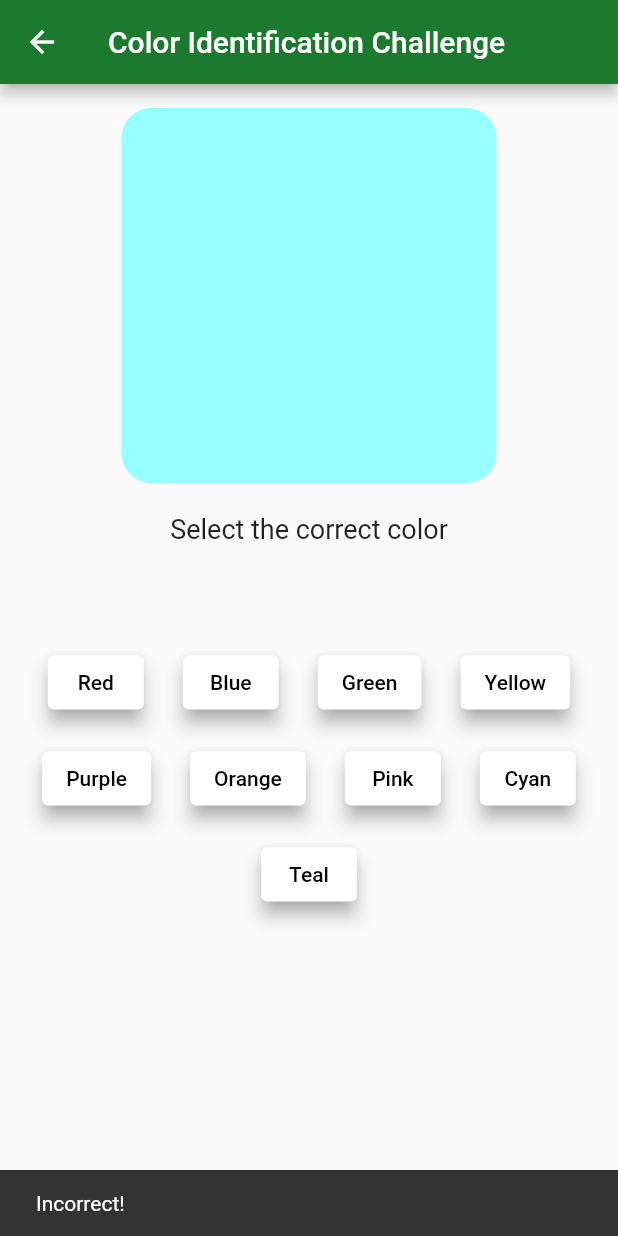
After one commit to OmeshSachethana/SPM_Project, a Flutter app: the ColorIdentificationPage screen opened directly, after a tap on "Red", on a phone screen of 412 x 824 dp. The commit adds this screen. Run offline on Flutter 3.47's test engine with Material 2 defaults, Android fonts, the phone set to English and light mode, and no system bars; our stand-ins replace camera, cloud_firestore, firebase_auth, firebase_core; accounts and stored records are empty.

Commit message:
added color challenges to detect eye fatigue index

```diff
--- /dev/null
+++ b/lib/pages/vfd_test/color_challenge.dart
@@ -0,0 +1,194 @@
+import 'dart:math';
+import 'package:flutter/material.dart';
+
+class ColorIdentificationPage extends StatefulWidget {
+  const ColorIdentificationPage({Key? key}) : super(key: key);
+
+  @override
+  _ColorIdentificationPageState createState() =>
+      _ColorIdentificationPageState();
+}
+
+class _ColorIdentificationPageState extends State<ColorIdentificationPage> {
+  late Color _currentColor;
+  final List<String> _colorNames = [
+    'Red',
+    'Blue',
+    'Green',
+    'Yellow',
+    'Purple',
+    'Orange',
+    'Pink',
+    'Cyan',
+    'Teal',
+  ];
+  late String _correctColorName;
+  bool _isCorrect = true;
+  int _correctAnswers = 0;
+  int _totalAnswers = 0;
+  bool _quizCompleted = false;
+
+  @override
+  void initState() {
+    super.initState();
+    _generateRandomColor();
+  }
+
+  void _generateRandomColor() {
+    if (_totalAnswers == _colorNames.length) {
+      // All colors have been answered, stop the quiz
+      setState(() {
+        _quizCompleted = true;
+      });
+      return;
+    }
+
+    final List<Color> customColors = [
+      const Color.fromARGB(255, 247, 86, 86), // Red
+      const Color.fromARGB(255, 42, 85, 186), // Blue
+      const Color.fromARGB(255, 142, 255, 142), // Light Green
+      const Color.fromARGB(255, 255, 255, 124), // Light Yellow
+      const Color.fromARGB(255, 121, 106, 218), // Light Purple
+      const Color.fromARGB(255, 255, 172, 76), // Light Orange
+      const Color.fromARGB(255, 255, 113, 255), // Light Pink
+      const Color.fromARGB(255, 150, 255, 255), // Light Cyan
+      const Color(0xFF008080), // Teal
+    ];
+
+    final random = Random();
+    final int index = random.nextInt(customColors.length);
+
+    setState(() {
+      _currentColor = customColors[index];
+      _correctColorName = _colorNames[index];
+    });
+  }
+
+  void _checkAnswer(String selectedColorName) {
+    if (_quizCompleted) {
+      return; // Quiz is completed, no need to check further
+    }
+
+    setState(() {
+      _isCorrect = selectedColorName == _correctColorName;
+      if (_isCorrect) {
+        _correctAnswers++;
+      }
+      _totalAnswers++;
+
+      if (_totalAnswers == _colorNames.length) {
+        // All colors have been answered, calculate the visual fatigue index
+        final double visualFatigueIndex =
+            _correctAnswers / _totalAnswers; // You can use any formula here
+
+        // Show the visual fatigue index in a dialog
+        _showVisualFatigueIndex(visualFatigueIndex);
+      } else {
+        // Display correctness message in a SnackBar
+        ScaffoldMessenger.of(context).showSnackBar(SnackBar(
+          content: Text(_isCorrect ? 'Correct!' : 'Incorrect!'),
+          duration: const Duration(seconds: 1), // Adjust the duration as needed
+        ));
+        _generateRandomColor(); // Generate a new question
+      }
+    });
+  }
+
+  void _showVisualFatigueIndex(double visualFatigueIndex) {
+    // Round the visual fatigue index to two decimal places
+    String formattedVisualFatigueIndex = visualFatigueIndex.toStringAsFixed(2);
+
+    showDialog(
+      context: context,
+      builder: (BuildContext context) {
+        return AlertDialog(
+          title: const Text('Visual Fatigue Index'),
+          content: Text(
+              'Your visual fatigue index is: $formattedVisualFatigueIndex'),
+          actions: <Widget>[
+            TextButton(
+              child: const Text('OK'),
+              onPressed: () {
+                Navigator.of(context).pop(); // Close the dialog
+              },
+            ),
+          ],
+        );
+      },
+    );
+  }
+
+  @override
+  Widget build(BuildContext context) {
+    return Scaffold(
+      appBar: AppBar(
+        title: const Text('Color Identification Challenge'),
+        backgroundColor: const Color.fromARGB(255, 28, 122, 47),
+      ),
+      body: ListView(
+        children: <Widget>[
+          Container(
+            padding: const EdgeInsets.only(top: 16.0),
+            child: Center(
+              child: Column(
+                mainAxisAlignment: MainAxisAlignment.center,
+                children: <Widget>[
+                  Container(
+                    width: 250,
+                    height: 250,
+                    decoration: BoxDecoration(
+                      color: _currentColor,
+                      borderRadius: BorderRadius.circular(20.0),
+                    ),
+                  ),
+                  const SizedBox(height: 20),
+                  const Text(
+                    'Select the correct color',
+                    style: TextStyle(fontSize: 18),
+                  ),
+                  const SizedBox(height: 20),
+                  _quizCompleted
+                      ? const Text(
+                          'Quiz Completed!',
+                          style: TextStyle(
+                            fontSize: 24,
+                            color: Colors.green,
+                          ),
+                        )
+                      : const SizedBox(height: 20), // Blank space
+                  const SizedBox(height: 20),
+                  Wrap(
+                    alignment: WrapAlignment.center,
+                    spacing: 10.0,
+                    children: _colorNames.map((colorName) {
+                      return Padding(
+                        padding: const EdgeInsets.all(8.0),
+                        child: ElevatedButton(
+                          onPressed: _quizCompleted
+                              ? null // Disable button interaction
+                              : () => _checkAnswer(colorName),
+                          style: ElevatedButton.styleFrom(
+                            backgroundColor:
+                                Colors.white, // Button background color
+                            shadowColor: Colors.grey, // Shadow color
+                            elevation: 5, // Shadow elevation
+                          ),
+                          child: Text(
+                            colorName,
+                            style: const TextStyle(
+                              color: Colors.black, // Text color
+                            ),
+                          ),
+                        ),
+                      );
+                    }).toList(),
+                  ),
+                ],
+              ),
+            ),
+          ),
+        ],
+      ),
+    );
+  }
+}
--- a/lib/pages/vfd_test/color_temperature_screen.dart
+++ b/lib/pages/vfd_test/color_temperature_screen.dart
@@ -50,6 +50,7 @@ class _ColorTemperatureScreenState extends State<ColorTemperatureScreen> {
     return Scaffold(
       appBar: AppBar(
         title: const Text('Color Temperature Preferences'),
+        backgroundColor: const Color.fromARGB(255, 28, 122, 47),
       ),
       body: Container(
         color: getBackgroundColor(), // Set the background color dynamically
--- a/lib/pages/vfd_test/dynamic_focus_challenges.dart
+++ b/lib/pages/vfd_test/dynamic_focus_challenges.dart
@@ -26,6 +26,7 @@ class DynamicFocusChallengesPage extends StatelessWidget {
     return Scaffold(
       appBar: AppBar(
         title: Text('Dynamic Focus Challenges'),
+        backgroundColor: const Color.fromARGB(255, 28, 122, 47),
       ),
       body: Center(
         child: FocusChallenges(frontCamera: frontCamera),
--- a/lib/pages/visual_fatigue_homePage.dart
+++ b/lib/pages/visual_fatigue_homePage.dart
@@ -2,6 +2,7 @@ import 'package:camera/camera.dart';
 import 'package:flutter/material.dart';
 import 'package:spm/pages/vfd_test/dynamic_focus_challenges.dart';
 import 'package:spm/pages/vfd_test/color_temperature_screen.dart';
+import 'package:spm/pages/vfd_test/color_challenge.dart';
 
 class VisualFatigueTestPage extends StatelessWidget {
   final CameraDescription frontCamera;
@@ -93,7 +94,13 @@ class VisualFatigueTestPage extends StatelessWidget {
                 const SizedBox(height: 16),
                 ElevatedButton(
                   onPressed: () {
-                    // Implement the Reading Comprehension Speed test navigation
+                    // Color Identification Challenge navigation
+                    Navigator.push(
+                      context,
+                      MaterialPageRoute(
+                        builder: (context) => ColorIdentificationPage(),
+                      ),
+                    );
                   },
                   style: ElevatedButton.styleFrom(
                     foregroundColor: Colors.white,
@@ -107,7 +114,7 @@ class VisualFatigueTestPage extends StatelessWidget {
                     ),
                   ),
                   child: const Text(
-                    'Start Reading Comprehension Test',
+                    'Start Color Identification Challenge',
                     style: TextStyle(fontSize: 16),
                   ),
                 ),
--- a/pubspec.yaml
+++ b/pubspec.yaml
@@ -38,6 +38,7 @@ dependencies:
   firebase_auth: ^4.9.0
   camera: ^0.10.5+4
   cloud_firestore: ^4.8.4
+  color: ^3.0.0
 
 dev_dependencies:
   flutter_test:
@@ -62,7 +63,7 @@ flutter:
 
   # To add assets to your application, add an assets section, like this:
   assets:
-  - lib/images/
+    - lib/images/
 
   # An image asset can refer to one or more resolution-specific "variants", see
   # https://flutter.dev/assets-and-images/#resolution-aware
```
Also changed, not shown: pubspec.lock.
